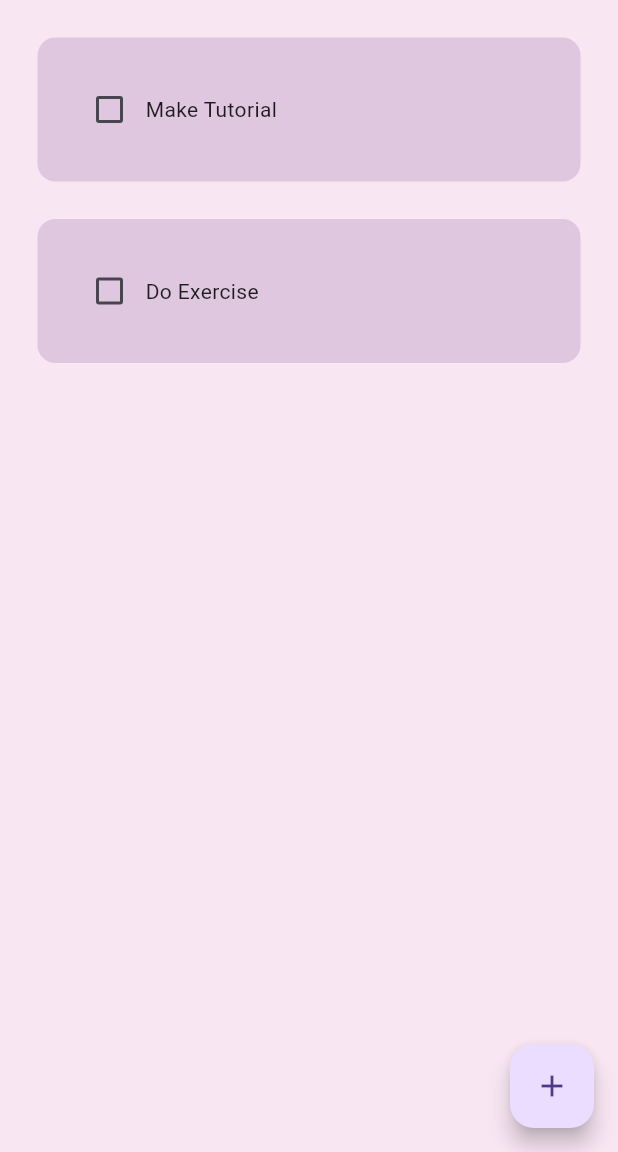
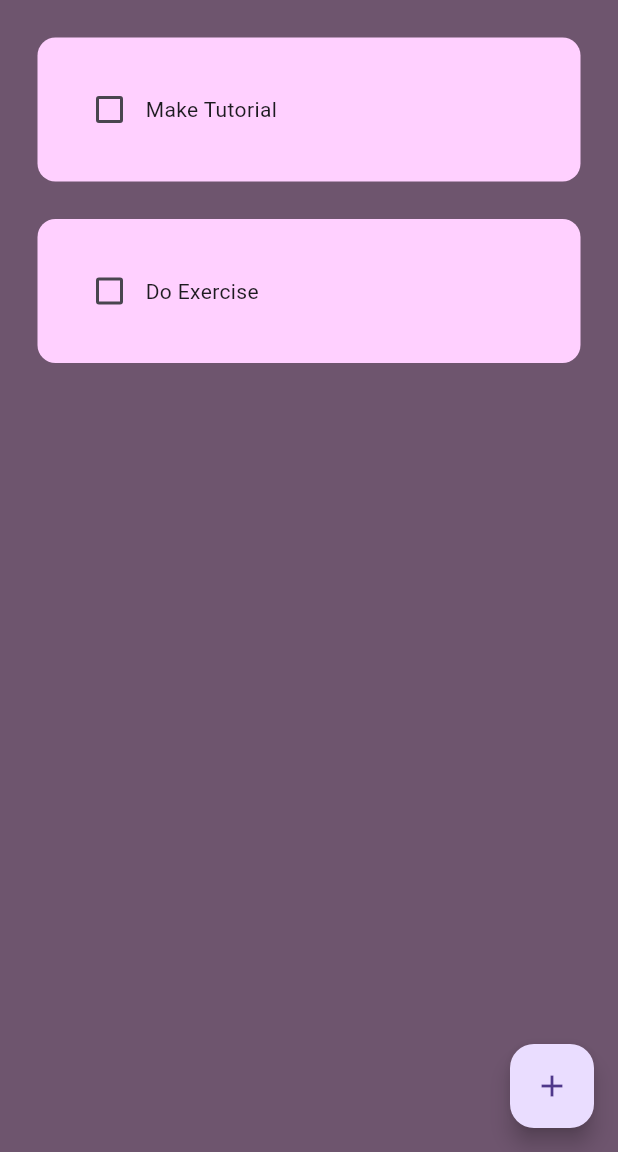
Before and after one commit to sbhosale0701/TODO-APP, a Flutter app: the screen it shows after launch, on a phone screen of 412 x 824 dp, the part 84-1236 px from its top. Run offline on Flutter 3.47's test engine with Material 3 defaults, Android fonts, the phone set to English and light mode, and no system bars; drawn by our look-alikes of flutter_slidable; our stand-ins replace hive_flutter; accounts and stored records are empty.

Commit message:
commit change

```diff
--- a/lib/main.dart
+++ b/lib/main.dart
@@ -18,7 +18,7 @@ class MyApp extends StatelessWidget {
   @override
   Widget build(BuildContext context) {
     // Define a custom primary color
-    const customPrimaryColor = Color(0xFFDFC7DF);
+    const customPrimaryColor = Color.fromARGB(255, 252, 232, 252);
 
     return MaterialApp(
       debugShowCheckedModeBanner: false,
--- a/lib/pages/home_page.dart
+++ b/lib/pages/home_page.dart
@@ -75,7 +75,7 @@ class _HomePageState extends State<HomePage> {
   @override
   Widget build(BuildContext context) {
     return Scaffold(
-      backgroundColor: Color.fromARGB(255, 248, 230, 243),
+      backgroundColor: Color.fromARGB(255, 110, 85, 110),
       appBar: AppBar(
         title: Text('TO DO'),
         elevation: 0,
--- a/lib/util/todo_tile.dart
+++ b/lib/util/todo_tile.dart
@@ -34,7 +34,7 @@ class ToDoTile extends StatelessWidget {
         child: Container(
           padding: EdgeInsets.all(24),
           decoration: BoxDecoration(
-            color: Color.fromARGB(255, 223, 199, 223),
+            color: Color.fromARGB(255, 255, 208, 255),
             borderRadius: BorderRadius.circular(12),
           ),
           child: Row(
```
Also changed, not shown: pubspec.lock.
